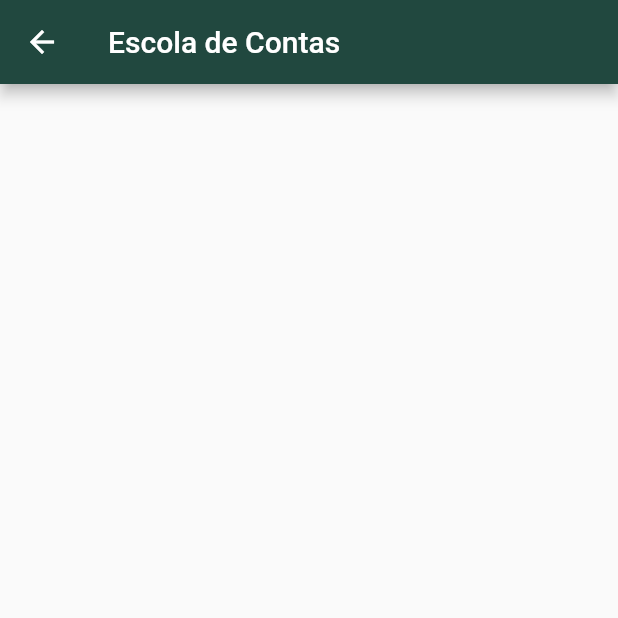
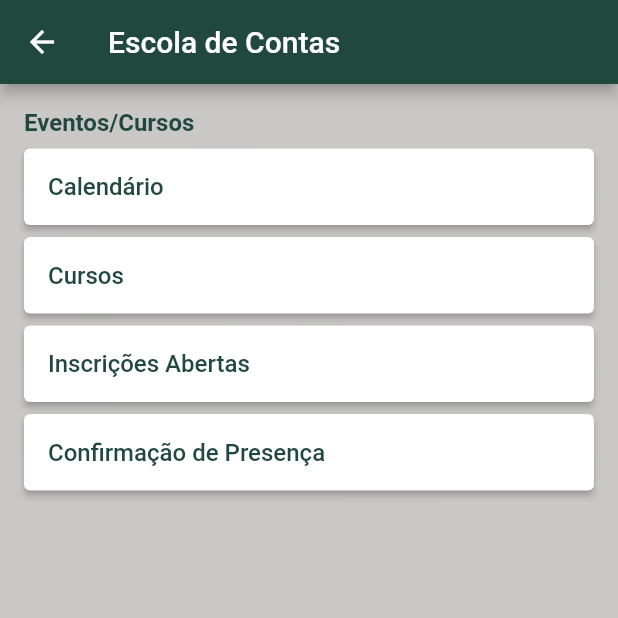
Before and after one commit to JimNadab/TCERNApp, a Flutter app: the EscolaDeContas screen opened directly, on a phone screen of 412 x 824 dp, the top half of it. Run offline on Flutter 3.47's test engine with Material 2 defaults, Android fonts, the phone set to English and light mode, and no system bars; our stand-ins replace carousel_slider, flutter_svg.

Commit message:
feat: add itens de menu da escola de contas

```diff
--- /dev/null
+++ b/lib/ui/escola/cursos.dart
@@ -0,0 +1,17 @@
+import 'package:flutter/material.dart';
+
+class Cursos extends StatelessWidget {
+  const Cursos({super.key});
+
+  @override
+  Widget build(BuildContext context) {
+    const Color primaryColor = Color.fromARGB(0xFF, 0x21, 0x48, 0x3F);
+
+    return Scaffold(
+      appBar: AppBar(
+        title: const Text("Cursos"),
+        backgroundColor: primaryColor,
+      ),
+    );
+  }
+}
--- a/lib/ui/escola_contas.dart
+++ b/lib/ui/escola_contas.dart
@@ -1,15 +1,140 @@
+import 'package:f_tcernapp/ui/escola/calendario.dart';
 import 'package:flutter/material.dart';
+
+import 'escola/cursos.dart';
+import 'escola/inscricoes.dart';
+import 'escola/presenca.dart';
 
 class EscolaDeContas extends StatelessWidget {
   const EscolaDeContas({super.key});
 
   @override
   Widget build(BuildContext context) {
+    const Color primaryColor = Color.fromARGB(0xFF, 0x21, 0x48, 0x3F);
+    const Color bgColor = Color.fromARGB(255, 202, 199, 199);
+
     return Scaffold(
       appBar: AppBar(
         title: const Text("Escola de Contas"),
-        backgroundColor: const Color.fromARGB(0xFF, 0x21, 0x48, 0x3F),
+        backgroundColor: primaryColor,
       ),
+      backgroundColor: bgColor,
+      body: SingleChildScrollView(
+          padding: const EdgeInsets.all(16.0),
+          child:
+              Column(crossAxisAlignment: CrossAxisAlignment.start, children: [
+            // Título
+            const Text(
+              'Eventos/Cursos',
+              style: TextStyle(
+                  fontSize: 16,
+                  fontWeight: FontWeight.bold,
+                  color: primaryColor),
+            ),
+            // Menus
+            // Calendário
+            Container(
+              margin: const EdgeInsets.only(top: 8.0),
+              child: ElevatedButton(
+                style: const ButtonStyle(
+                  backgroundColor: MaterialStatePropertyAll(Colors.white),
+                ),
+                onPressed: () {
+                  Navigator.push(
+                      context,
+                      MaterialPageRoute(
+                          builder: (context) => const Calendario()));
+                },
+                child: Container(
+                  padding: const EdgeInsets.only(top: 16.0, bottom: 16.0),
+                  alignment: Alignment.centerLeft,
+                  child: const Text(
+                    'Calendário',
+                    style: TextStyle(
+                      fontSize: 16,
+                      color: primaryColor,
+                    ),
+                  ),
+                ),
+              ),
+            ),
+            // Cursos
+            Container(
+              margin: const EdgeInsets.only(top: 8.0),
+              child: ElevatedButton(
+                style: const ButtonStyle(
+                  backgroundColor: MaterialStatePropertyAll(Colors.white),
+                ),
+                onPressed: () {
+                  Navigator.push(context,
+                      MaterialPageRoute(builder: (context) => const Cursos()));
+                },
+                child: Container(
+                  padding: const EdgeInsets.only(top: 16.0, bottom: 16.0),
+                  alignment: Alignment.centerLeft,
+                  child: const Text(
+                    'Cursos',
+                    style: TextStyle(
+                      fontSize: 16,
+                      color: primaryColor,
+                    ),
+                  ),
+                ),
+              ),
+            ),
+            // Inscrições Abertas
+            Container(
+              margin: const EdgeInsets.only(top: 8.0),
+              child: ElevatedButton(
+                style: const ButtonStyle(
+                  backgroundColor: MaterialStatePropertyAll(Colors.white),
+                ),
+                onPressed: () {
+                  Navigator.push(
+                      context,
+                      MaterialPageRoute(
+                          builder: (context) => const Inscricoes()));
+                },
+                child: Container(
+                  padding: const EdgeInsets.only(top: 16.0, bottom: 16.0),
+                  alignment: Alignment.centerLeft,
+                  child: const Text(
+                    'Inscrições Abertas',
+                    style: TextStyle(
+                      fontSize: 16,
+                      color: primaryColor,
+                    ),
+                  ),
+                ),
+              ),
+            ),
+            // Confirmação de Presença
+            Container(
+              margin: const EdgeInsets.only(top: 8.0),
+              child: ElevatedButton(
+                style: const ButtonStyle(
+                  backgroundColor: MaterialStatePropertyAll(Colors.white),
+                ),
+                onPressed: () {
+                  Navigator.push(
+                      context,
+                      MaterialPageRoute(
+                          builder: (context) => const Presenca()));
+                },
+                child: Container(
+                  padding: const EdgeInsets.only(top: 16.0, bottom: 16.0),
+                  alignment: Alignment.centerLeft,
+                  child: const Text(
+                    'Confirmação de Presença',
+                    style: TextStyle(
+                      fontSize: 16,
+                      color: primaryColor,
+                    ),
+                  ),
+                ),
+              ),
+            ),
+          ])),
     );
   }
 }
```
Also changed, not shown: lib/ui/escola/calendario.dart (added, +17 -0 lines), lib/ui/escola/inscricoes.dart (added, +17 -0 lines), lib/ui/escola/presenca.dart (added, +17 -0 lines).
